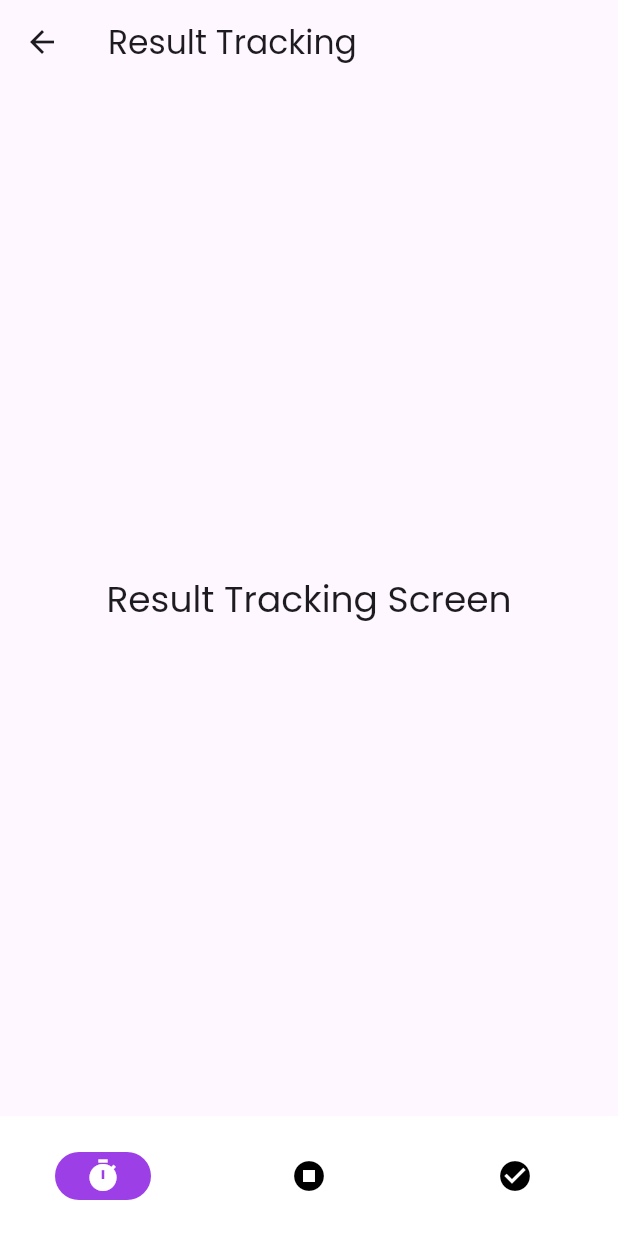
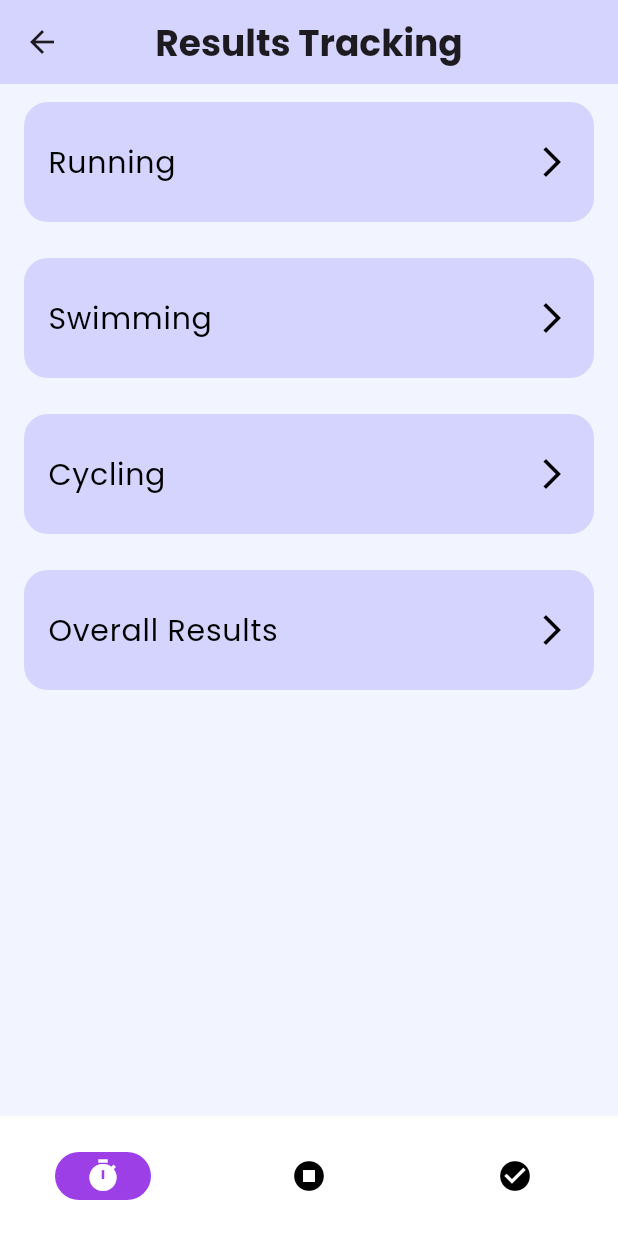
Before and after one commit to flutter-g6/race-tracker, a Flutter app: the ResultTrackingScreen screen opened by its route, on a phone screen of 412 x 824 dp. Run offline on Flutter 3.47's test engine with Material 3 defaults, Android fonts, the phone set to English and light mode, and no system bars; our stand-ins replace firebase_core, firebase_database; accounts and stored records are empty.

Commit message:
RT-35 and RT-36: Create reusable RTResultTile and Implement a result screen that dynamically update the result in real time

```diff
--- a/lib/main.dart
+++ b/lib/main.dart
@@ -2,7 +2,7 @@ import 'package:firebase_core/firebase_core.dart';
 import 'package:flutter/material.dart';
 import 'package:race_tracker/ui/screens/role_selection_screen.dart';
 import 'package:race_tracker/ui/screens/tracker/finish_time_screen.dart';
-import 'package:race_tracker/ui/screens/tracker/result_tracking_screen.dart';
+import 'package:race_tracker/ui/screens/tracker/result%20screen/result_tracking_screen.dart';
 
 import 'firebase_options.dart';
 import 'provider_scope.dart';
--- /dev/null
+++ b/lib/ui/screens/tracker/result screen/result_tracking_screen.dart
@@ -0,0 +1,66 @@
+import 'package:flutter/material.dart';
+import 'package:race_tracker/ui/screens/tracker/result%20screen/leader_board.dart';
+import 'package:race_tracker/ui/theme/theme.dart';
+
+import '../../../widgets/display/result_list_tile.dart';
+import 'cycle_tracking.dart';
+import 'run_tracking.dart';
+import 'swim_tracking.dart';
+import '../../../widgets/navigation/rt_top_bar.dart';
+import '../../../widgets/navigation/rt_tracker_nav_bar.dart';
+
+class ResultTrackingScreen extends StatelessWidget {
+  const ResultTrackingScreen({super.key});
+
+  @override
+  Widget build(BuildContext context) {
+    return Scaffold(
+      appBar: RTTopBar(title: 'Results Tracking', centerTitle: true),
+      backgroundColor: RTColors.bgColor,
+      body: Center(
+        child: Column(
+          mainAxisAlignment: MainAxisAlignment.start,
+          children: [
+            ResultListTile(
+              title: 'Running',
+              trailingIcon: Icons.arrow_forward_ios,
+              onTap: () {
+                Navigator.of(context).push(
+                  MaterialPageRoute(builder: (ctx) => const RunTracking()),
+                );
+              },
+            ),
+            ResultListTile(
+              title: 'Swimming',
+              trailingIcon: Icons.arrow_forward_ios,
+              onTap: () {
+                Navigator.of(context).push(
+                  MaterialPageRoute(builder: (ctx) => const SwimTracking()),
+                );
+              },
+            ),
+            ResultListTile(
+              title: 'Cycling',
+              trailingIcon: Icons.arrow_forward_ios,
+              onTap: () {
+                Navigator.of(context).push(
+                  MaterialPageRoute(builder: (ctx) => const CycleTracking()),
+                );
+              },
+            ),
+            ResultListTile(
+              title: 'Overall Results',
+              trailingIcon: Icons.arrow_forward_ios,
+              onTap: () {
+                Navigator.of(context).push(
+                  MaterialPageRoute(builder: (ctx) => const LeaderBoard()),
+                );
+              },
+            ),
+          ],
+        ),
+      ),
+      bottomNavigationBar: const RTTrackerNavBar(),
+    );
+  }
+}
--- a/lib/ui/screens/tracker/result_tracking_screen.dart
+++ /dev/null
@@ -1,21 +0,0 @@
-import 'package:flutter/material.dart';
-
-import '../../widgets/navigation/rt_tracker_nav_bar.dart';
-
-class ResultTrackingScreen extends StatelessWidget {
-  const ResultTrackingScreen({super.key});
-
-  @override
-  Widget build(BuildContext context) {
-    return Scaffold(
-      appBar: AppBar(title: const Text('Result Tracking')),
-      body: Center(
-        child: Text(
-          'Result Tracking Screen',
-          style: Theme.of(context).textTheme.headlineSmall,
-        ),
-      ),
-      bottomNavigationBar: const RTTrackerNavBar(),
-    );
-  }
-}
--- /dev/null
+++ b/lib/ui/widgets/display/result_list_tile.dart
@@ -0,0 +1,38 @@
+import 'package:flutter/material.dart';
+import 'package:race_tracker/ui/theme/theme.dart';
+
+import 'rt_list_tile.dart';
+
+class ResultListTile extends StatelessWidget {
+  final String title;
+  final IconData trailingIcon;
+  final VoidCallback onTap;
+
+  const ResultListTile({
+    required this.title,
+    required this.trailingIcon,
+    required this.onTap,
+    super.key,
+  });
+
+  @override
+  Widget build(BuildContext context) {
+    return Padding(
+      padding: const EdgeInsets.symmetric(
+        horizontal: RTSpacings.m,
+        vertical: RTSpacings.s,
+      ),
+      child: Container(
+        decoration: BoxDecoration(
+          color: RTColors.secondary,
+          borderRadius: BorderRadius.circular(RTSpacings.radius),
+        ),
+        child: RTListTile(
+          title: title,
+          trailingIcon: trailingIcon,
+          onTap: onTap,
+        ),
+      ),
+    );
+  }
+}
```
Also changed, not shown: lib/ui/screens/tracker/result screen/cycle_tracking.dart (added, +28 -0 lines), lib/ui/screens/tracker/result screen/leader_board.dart (added, +29 -0 lines), lib/ui/screens/tracker/result screen/run_tracking.dart (added, +29 -0 lines), lib/ui/screens/tracker/result screen/swim_tracking.dart (added, +29 -0 lines), lib/ui/widgets/display/result_table.dart (added, +73 -0 lines).
